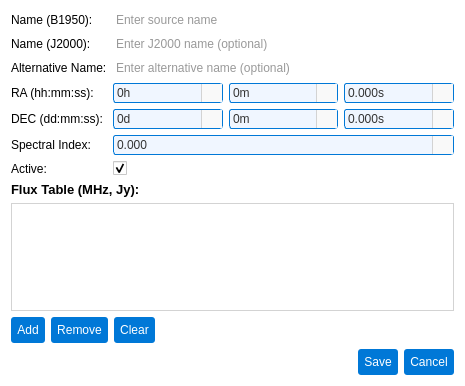
Torward1024/pAstroCORE, file pastrocore/gui_pyside/dialog_edtior_source.ui: the form before one commit.
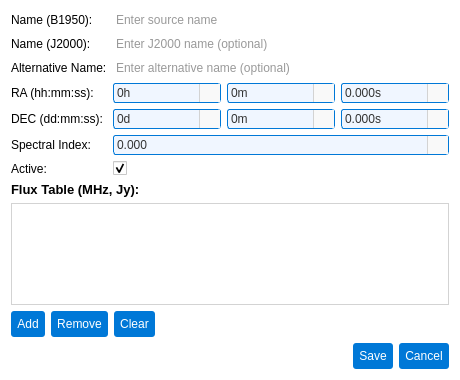
The form after the commit. Icons and pictures are not drawn.

Patch:
```diff
--- a/pastrocore/gui_pyside/dialog_edtior_source.ui
+++ b/pastrocore/gui_pyside/dialog_edtior_source.ui
@@ -9,10 +9,28 @@
    <rect>
     <x>0</x>
     <y>0</y>
-    <width>465</width>
-    <height>386</height>
+    <width>460</width>
+    <height>380</height>
    </rect>
   </property>
+  <property name="sizePolicy">
+   <sizepolicy hsizetype="Fixed" vsizetype="Fixed">
+    <horstretch>0</horstretch>
+    <verstretch>0</verstretch>
+   </sizepolicy>
+  </property>
+  <property name="minimumSize">
+   <size>
+    <width>460</width>
+    <height>380</height>
+   </size>
+  </property>
+  <property name="maximumSize">
+   <size>
+    <width>460</width>
+    <height>380</height>
+   </size>
+  </property>
   <property name="windowTitle">
    <string>Edit Source</string>
   </property>
```
